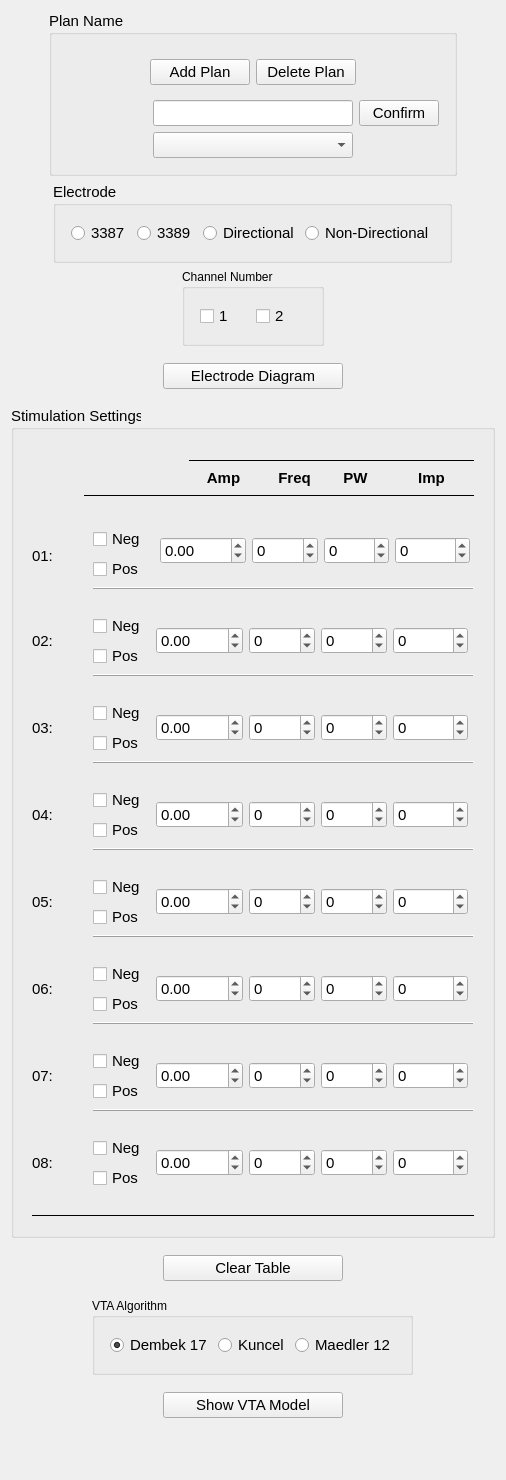
First picture: the form in postopProgramming/Resources/UI/postopProgramming.ui, repository greydongilmore/trajectoryGuideModules, before the edit.
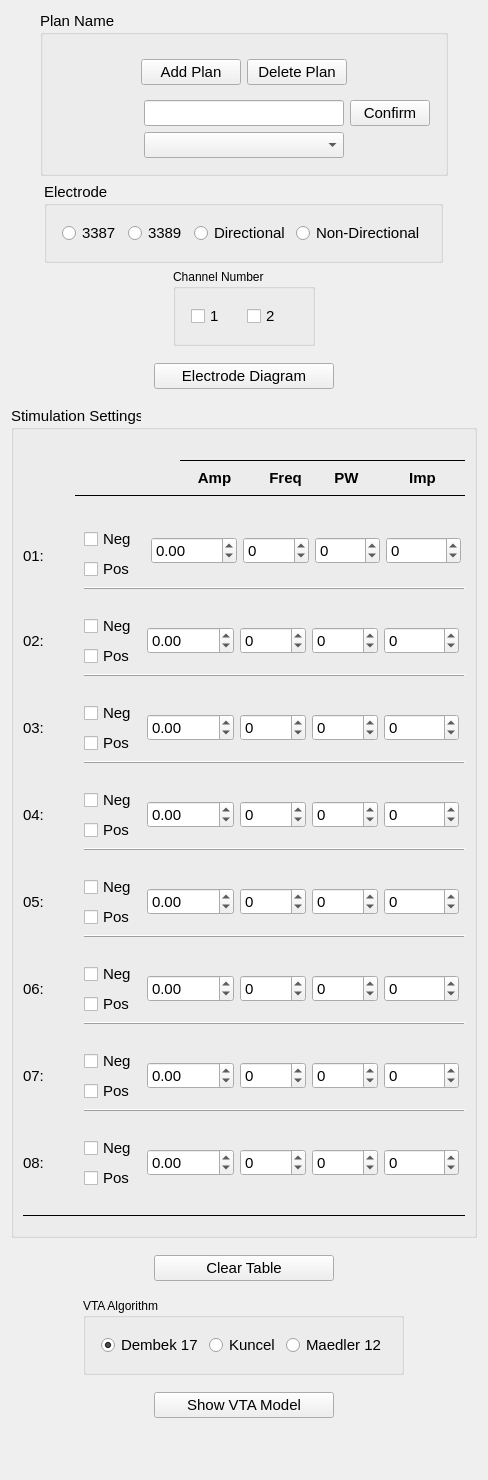
Second picture: the form after the edit. Custom widgets are drawn as their Qt base class.

```diff
--- a/postopProgramming/Resources/UI/postopProgramming.ui
+++ b/postopProgramming/Resources/UI/postopProgramming.ui
@@ -6,7 +6,7 @@
    <rect>
     <x>0</x>
     <y>0</y>
-    <width>506</width>
+    <width>488</width>
     <height>1480</height>
    </rect>
   </property>
@@ -456,6 +456,12 @@
       <string>Stimulation Settings</string>
      </property>
      <layout class="QGridLayout" name="gridLayout_16">
+      <property name="leftMargin">
+       <number>0</number>
+      </property>
+      <property name="rightMargin">
+       <number>0</number>
+      </property>
       <item row="0" column="0" colspan="2" alignment="Qt::AlignRight">
        <widget class="QWidget" name="planEntryHeaderWig_4" native="true">
         <property name="font">
```
Left out of the diff: 36 changed lines with no effect on the pictures.
